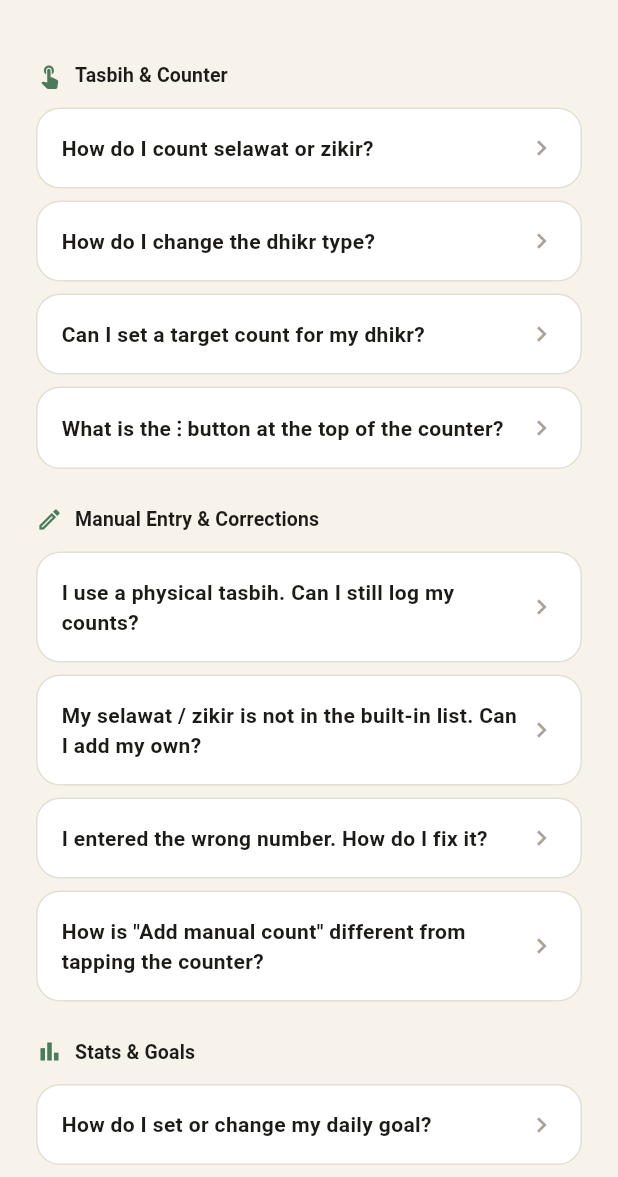
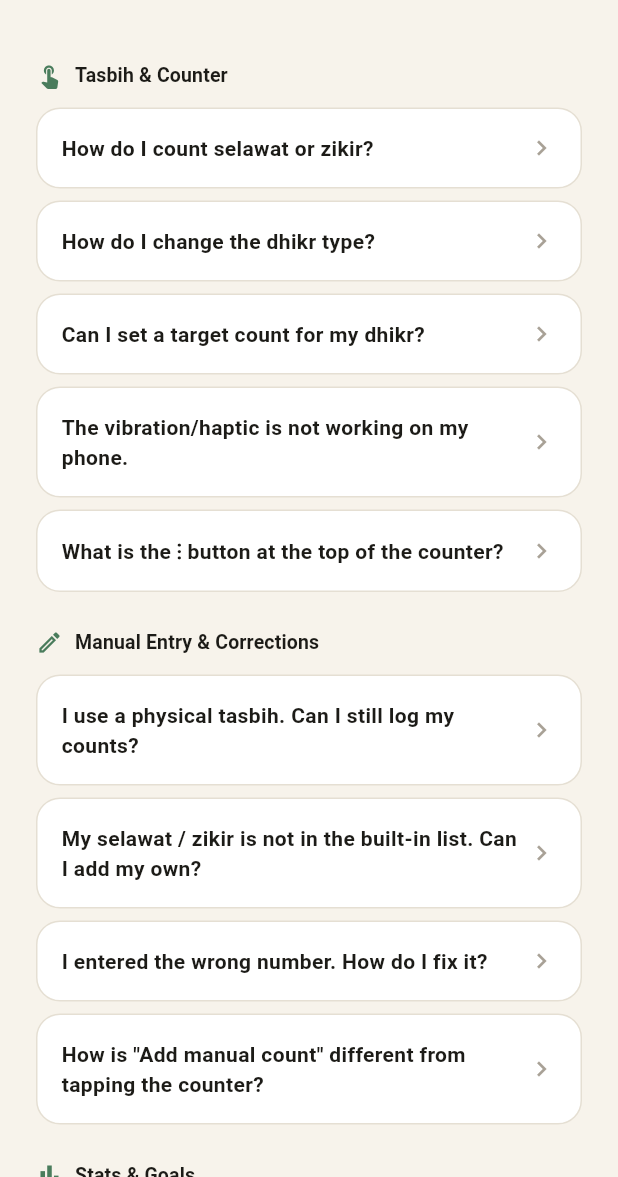
Before and after one commit to MuhaiminRoshaizad/SelawatHub, a Flutter app: the HelpFaqPage screen opened directly, on a phone screen of 412 x 824 dp, the part 59-1236 px from its top. Run offline on Flutter 3.47's test engine with Material 3 defaults, Android fonts, the phone set to English and light mode, and no system bars; our stand-ins replace audioplayers, cached_network_image, custom_refresh_indicator, flutter_riverpod, image_picker, lottie and 4 more; missing offline and left inert: app_settings; accounts and stored records are empty.

Commit message:
docs: update readme, features, and faq for tick sound & streak behaviour
- README: add tick sound to Tasbih Counter feature summary, add audioplayers to tech stack table, bump services count from 7 to 8
- docs/FEATURES.md: add Tick Sound rows to Counter Settings table with media-channel bypass note; add tick sound to Counter Behaviour list; add TikTok-style streak fire on/off behaviour section
- help_faq_page: fix counter styles count ("two" → "three"); add new "Vibration not working" FAQ explaining Tick Sound fallback; update streak FAQ with fire on/off example; add tick sound to cloud data FAQ

```diff
--- a/lib/features/profile/help_faq_page.dart
+++ b/lib/features/profile/help_faq_page.dart
@@ -14,7 +14,7 @@ class HelpFaqPage extends StatelessWidget {
         (
           question: 'How do I count selawat or zikir?',
           answer:
-              'Go to the Tasbih tab and tap the counter area to count. You can switch between different selawat and zikir types by tapping the dhikr name at the top. There are two counter styles available — digital and bead — which you can switch in the counter settings.',
+              'Go to the Tasbih tab and tap the counter area to count. You can switch between different selawat and zikir types by tapping the dhikr name at the top. There are three counter styles available — Digital, Bead, and Minimal — which you can switch in the counter settings.',
         ),
         (
           question: 'How do I change the dhikr type?',
@@ -25,6 +25,11 @@ class HelpFaqPage extends StatelessWidget {
           question: 'Can I set a target count for my dhikr?',
           answer:
               'Yes! Go to the counter settings (⋮ menu on the Tasbih tab) and set your desired target count. The counter will track your progress toward that target. The target must be a whole number greater than zero.',
+        ),
+        (
+          question: 'The vibration/haptic is not working on my phone.',
+          answer:
+              'Some phones disable vibration system-wide (e.g. "Vibration & haptics" toggle in your phone\'s Sound settings). The app cannot override that — but you can enable Tick Sound as an alternative.\n\nGo to Counter settings (⋮ menu → Counter settings) and turn on Tick Sound. Choose from three styles: Click, Wood, or Soft tap. The sound plays through the media channel and works even when your phone\'s vibration is off.\n\nOn iOS, Tick Sound respects the ringer/silent switch — so it stays silent in the mosque when your phone is on silent.',
         ),
         (
           question: 'What is the ⋮ button at the top of the counter?',
@@ -71,7 +76,7 @@ class HelpFaqPage extends StatelessWidget {
         (
           question: 'How are streaks calculated?',
           answer:
-              'A streak counts consecutive days where you meet your daily goal. If you reach your daily goal today and did so yesterday, your streak continues. Missing a day resets it to zero.',
+              'A streak counts consecutive days where you meet your daily goal.\n\nThe streak fire works like this: if you had a 12-day streak and today is day 13, the fire shows as off (dim) until you hit your goal for today. Once you reach the goal, the fire turns on and your streak becomes 13.\n\nThis means the streak number only increases after you earn it — not just by opening the app. Missing a day resets the streak to zero.',
         ),
       ],
     ),
@@ -124,7 +129,7 @@ class HelpFaqPage extends StatelessWidget {
         (
           question: 'Is my data saved to the cloud?',
           answer:
-              'If you have an account, your dhikr counts, profile, and group data are synced to the cloud. Preferences like theme, haptic feedback, and daily goal are stored locally on your device. Guest data is stored locally only.',
+              'If you have an account, your dhikr counts, profile, and group data are synced to the cloud. Preferences like theme, haptic feedback, tick sound, and daily goal are stored locally on your device. Guest data is stored locally only.',
         ),
         (
           question: 'How do I change my profile picture?',
```
Also changed, not shown: 2 other files.
